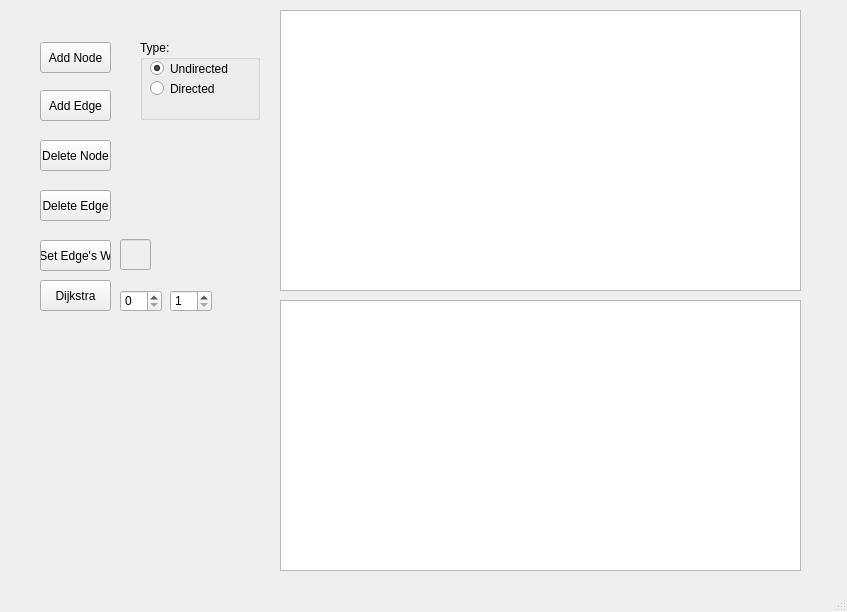
First picture: the form in main.ui, repository darkhunterLearning/Statistical-Learning-Project, before the edit.
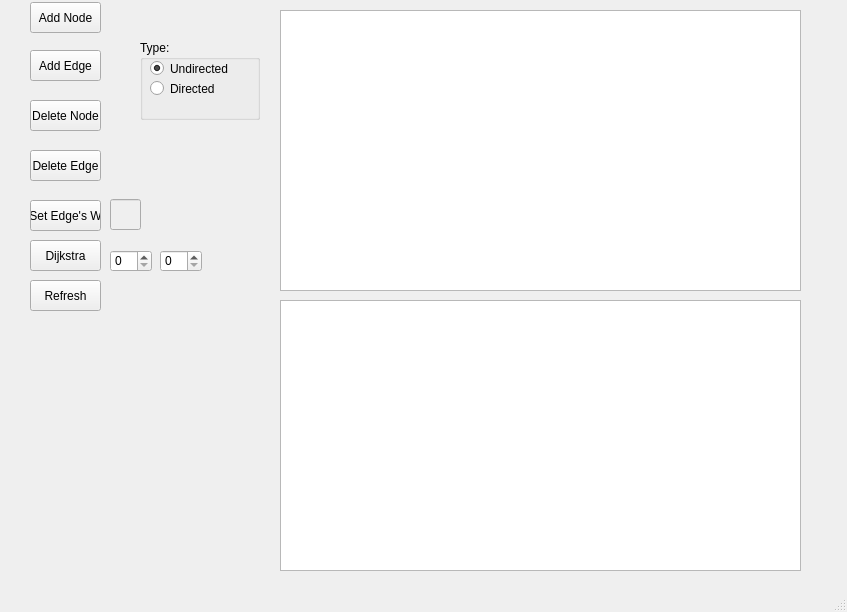
Second picture: the form after the edit.

Commit message: dijkstra for directed graph and refresh feature

Patch:
```diff
--- a/main.ui
+++ b/main.ui
@@ -36,8 +36,8 @@
    <widget class="QPushButton" name="btn_1">
     <property name="geometry">
      <rect>
-      <x>40</x>
-      <y>42</y>
+      <x>30</x>
+      <y>2</y>
       <width>71</width>
       <height>31</height>
      </rect>
@@ -49,8 +49,8 @@
    <widget class="QPushButton" name="btn_2">
     <property name="geometry">
      <rect>
-      <x>40</x>
-      <y>90</y>
+      <x>30</x>
+      <y>50</y>
       <width>71</width>
       <height>31</height>
      </rect>
@@ -62,8 +62,8 @@
    <widget class="QPushButton" name="btn_3">
     <property name="geometry">
      <rect>
-      <x>40</x>
-      <y>140</y>
+      <x>30</x>
+      <y>100</y>
       <width>71</width>
       <height>31</height>
      </rect>
@@ -75,8 +75,8 @@
    <widget class="QPushButton" name="btn_4">
     <property name="geometry">
      <rect>
-      <x>40</x>
-      <y>190</y>
+      <x>30</x>
+      <y>150</y>
       <width>71</width>
       <height>31</height>
      </rect>
@@ -149,8 +149,8 @@
    <widget class="QPushButton" name="btn_5">
     <property name="geometry">
      <rect>
-      <x>40</x>
-      <y>240</y>
+      <x>30</x>
+      <y>200</y>
       <width>71</width>
       <height>31</height>
      </rect>
@@ -165,8 +165,8 @@
     </property>
     <property name="geometry">
      <rect>
-      <x>120</x>
-      <y>239</y>
+      <x>110</x>
+      <y>199</y>
       <width>31</width>
       <height>31</height>
      </rect>
@@ -178,8 +178,8 @@
    <widget class="QPushButton" name="btn_6">
     <property name="geometry">
      <rect>
-      <x>40</x>
-      <y>280</y>
+      <x>30</x>
+      <y>240</y>
       <width>71</width>
       <height>31</height>
      </rect>
@@ -235,8 +235,8 @@
    <widget class="QSpinBox" name="spb_source">
     <property name="geometry">
      <rect>
-      <x>120</x>
-      <y>290</y>
+      <x>110</x>
+      <y>250</y>
       <width>42</width>
       <height>22</height>
      </rect>
@@ -245,14 +245,27 @@
    <widget class="QSpinBox" name="spb_des">
     <property name="geometry">
      <rect>
-      <x>170</x>
-      <y>290</y>
+      <x>160</x>
+      <y>250</y>
       <width>42</width>
       <height>22</height>
      </rect>
     </property>
     <property name="minimum">
-     <number>1</number>
+     <number>0</number>
+    </property>
+   </widget>
+   <widget class="QPushButton" name="btn_7">
+    <property name="geometry">
+     <rect>
+      <x>30</x>
+      <y>280</y>
+      <width>71</width>
+      <height>31</height>
+     </rect>
+    </property>
+    <property name="text">
+     <string>Refresh</string>
     </property>
    </widget>
   </widget>
```
The commit also changes 1 other file.
